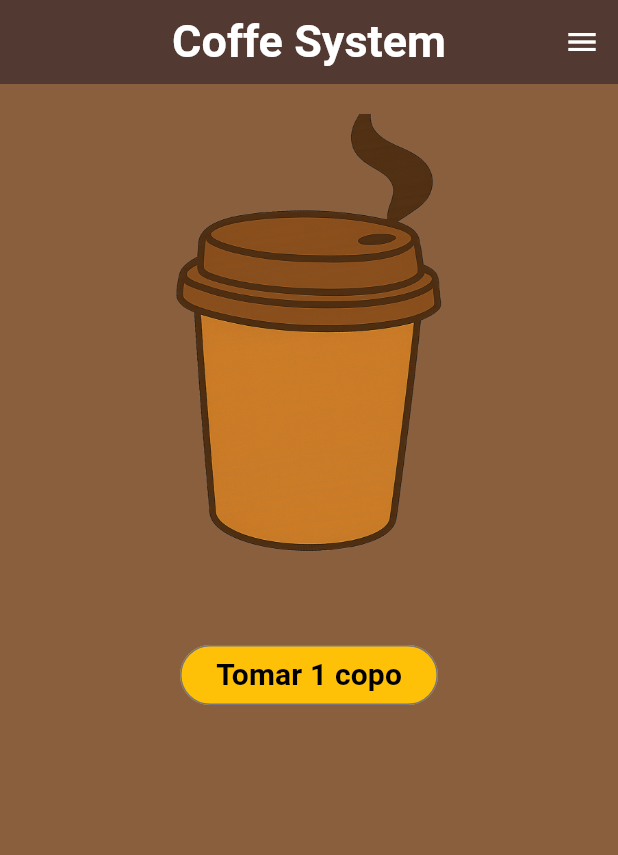
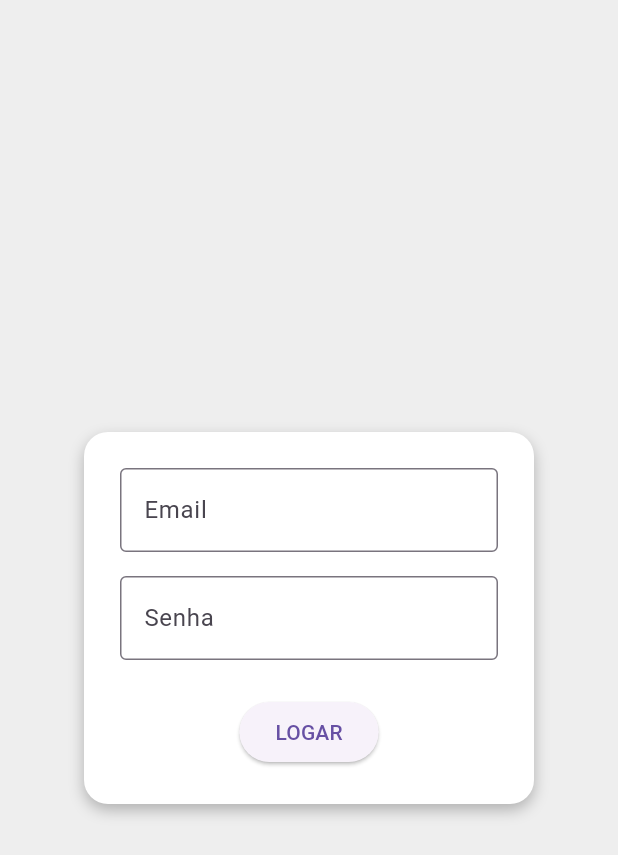
Before and after one commit to AllanZpt/coffe-system, a Flutter app: the screen it shows after launch, on a phone screen of 412 x 824 dp. Shown: the top 855 px of the screen. Run offline on Flutter 3.47's test engine with Material 3 defaults, Android fonts, the phone set to English and light mode, and no system bars; drawn by our look-alikes of carousel_slider; our stand-ins replace firebase_auth, firebase_core; accounts and stored records are empty.

Commit message:
added login method

```diff
--- a/coffe_system/lib/main.dart
+++ b/coffe_system/lib/main.dart
@@ -1,4 +1,5 @@
 import 'package:coffe_system/src/pages/home.dart';
+import 'package:coffe_system/src/pages/login.dart';
 import 'package:flutter/material.dart';
 
 void main() {
@@ -13,8 +14,11 @@ class MainApp extends StatelessWidget {
     return MaterialApp(
       title: 'Coffe System',
       debugShowCheckedModeBanner: false,
-      initialRoute: '/home',
-      routes: {'/home': (context) => const HomePage()},
+      initialRoute: '/login',
+      routes: {
+        '/home': (context) => const HomePage(),
+        '/login': (context) => LoginScreen(),
+      },
     );
   }
 }
--- a/coffe_system/lib/src/pages/login.dart
+++ b/coffe_system/lib/src/pages/login.dart
@@ -0,0 +1,55 @@
+import 'package:flutter/material.dart';
+
+class LoginScreen extends StatelessWidget {
+  const LoginScreen({super.key});
+
+  @override
+  Widget build(BuildContext context) {
+    return Scaffold(
+      backgroundColor: Colors.grey[200], // só pra dar contraste
+      body: Center(
+        child: Container(
+          padding: const EdgeInsets.all(24),
+          width: 300,
+          decoration: BoxDecoration(
+            color: Colors.white,
+            borderRadius: BorderRadius.circular(16),
+            boxShadow: [
+              BoxShadow(
+                color: Colors.black26,
+                blurRadius: 8,
+                offset: Offset(0, 4),
+              ),
+            ],
+          ),
+          child: Column(
+            mainAxisSize: MainAxisSize.min,
+            children: [
+              TextField(
+                decoration: InputDecoration(
+                  labelText: 'Email',
+                  border: OutlineInputBorder(),
+                ),
+              ),
+              const SizedBox(height: 16),
+              TextField(
+                obscureText: true,
+                decoration: InputDecoration(
+                  labelText: 'Senha',
+                  border: OutlineInputBorder(),
+                ),
+              ),
+              const SizedBox(height: 24),
+              ElevatedButton(
+                onPressed: () {
+                  // ação do botão "LOGAR"
+                },
+                child: const Text('LOGAR'),
+              ),
+            ],
+          ),
+        ),
+      ),
+    );
+  }
+}
--- a/coffe_system/pubspec.yaml
+++ b/coffe_system/pubspec.yaml
@@ -10,6 +10,7 @@ dependencies:
   flutter:
     sdk: flutter
   carousel_slider: 5.0.0
+  firebase_auth: ^5.5.4
 
 dev_dependencies:
   flutter_test:
```
Also changed, not shown: coffe_system/lib/src/services/auth_service.dart (added, +20 -0 lines), coffe_system/firebase.json (added), coffe_system/lib/firebase_options.dart (added), coffe_system/pubspec.lock, 6 other files.
